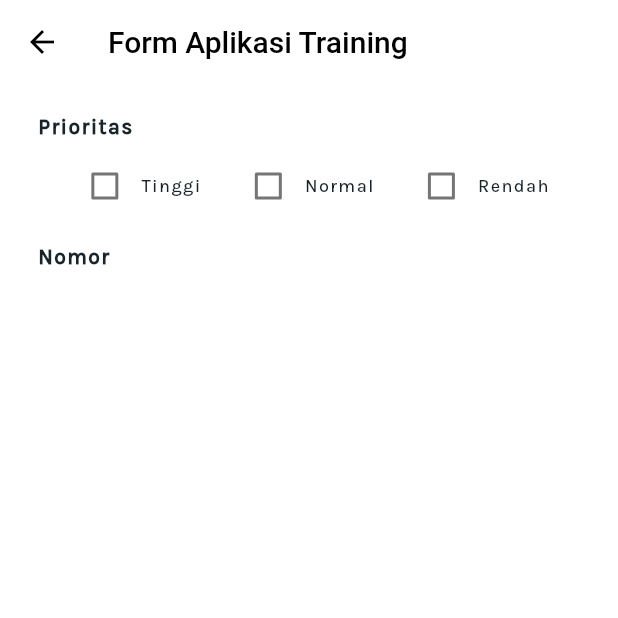
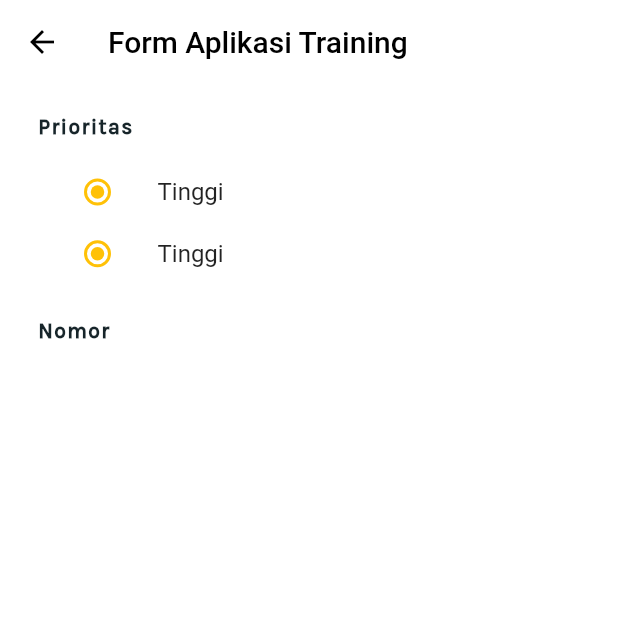
Before and after one commit to saniabdullah/ess_mobile, a Flutter app: the FormAplikasiTrainingScreen screen opened directly, on a phone screen of 412 x 824 dp, the top half of it. Run offline on Flutter 3.47's test engine with Material 2 defaults, Android fonts, the phone set to English and light mode, and no system bars; our stand-ins replace device_info_plus, easy_localization, get, shared_preferences; accounts and stored records are empty.

Commit message:
first commit

```diff
--- a/lib/screens/user/home/form_aplikasi_training_screen/form_aplikasi_training_screen.dart
+++ b/lib/screens/user/home/form_aplikasi_training_screen/form_aplikasi_training_screen.dart
@@ -12,14 +12,16 @@ class FormAplikasiTrainingScreen extends StatefulWidget {
       _FormAplikasiTrainingScreenState();
 }
 
+List<String> options = ['Tinggi', 'Normal', 'Rendah'];
+
 class _FormAplikasiTrainingScreenState
     extends State<FormAplikasiTrainingScreen> {
-  bool? isCheckedTinggi = false;
-  bool? isCheckedNormal = false;
-  bool? isCheckedRendah = false;
+  String currentOption = options[0];
 
   @override
   Widget build(BuildContext context) {
+    Size size = MediaQuery.of(context).size;
+
     return Scaffold(
       backgroundColor: Colors.white,
       appBar: AppBar(
@@ -57,73 +59,37 @@ class _FormAplikasiTrainingScreenState
             const SizedBox(
               height: sizedBoxHeightShort,
             ),
-            Row(
-              mainAxisAlignment: MainAxisAlignment.spaceEvenly,
-              children: [
-                Row(
-                  children: [
-                    Checkbox(
-                        value: isCheckedTinggi,
-                        onChanged: (newBoolTinggi) {
+            Container(
+              height: size.height * 0.05,
+              width: size.width,
+              decoration: BoxDecoration(
+                color: Colors.white,
+                borderRadius: BorderRadius.circular(5.0),
+              ),
+              child: ListTile(
+                title: const Text('Tinggi'),
+                leading: Radio(
+                  value: options[0],
+                  groupValue: currentOption,
+                  onChanged: (value) {
                     setState(() {
-                            isCheckedTinggi = newBoolTinggi;
+                      currentOption = value.toString();
                     });
-                        }),
-                    const Text(
-                      'Tinggi',
-                      textAlign: TextAlign.start,
-                      style: TextStyle(
-                          color: Color(primaryBlack),
-                          fontSize: textSmall,
-                          fontFamily: 'Poppins',
-                          letterSpacing: 0.9,
-                          fontWeight: FontWeight.w300),
+                  },
                 ),
-                  ],
               ),
-                Row(
-                  children: [
-                    Checkbox(
-                        value: isCheckedNormal,
-                        onChanged: (newBoolNormal) {
+            ),
+            ListTile(
+              title: const Text('Tinggi'),
+              leading: Radio(
+                value: options[0],
+                groupValue: currentOption,
+                onChanged: (value) {
                   setState(() {
-                            isCheckedNormal = newBoolNormal;
+                    currentOption = value.toString();
                   });
-                        }),
-                    const Text(
-                      'Normal',
-                      textAlign: TextAlign.start,
-                      style: TextStyle(
-                          color: Color(primaryBlack),
-                          fontSize: textSmall,
-                          fontFamily: 'Poppins',
-                          letterSpacing: 0.9,
-                          fontWeight: FontWeight.w300),
+                },
               ),
-                  ],
-                ),
-                Row(
-                  children: [
-                    Checkbox(
-                        value: isCheckedRendah,
-                        onChanged: (newBoolRendah) {
-                          setState(() {
-                            isCheckedRendah = newBoolRendah;
-                          });
-                        }),
-                    const Text(
-                      'Rendah',
-                      textAlign: TextAlign.start,
-                      style: TextStyle(
-                          color: Color(primaryBlack),
-                          fontSize: textSmall,
-                          fontFamily: 'Poppins',
-                          letterSpacing: 0.9,
-                          fontWeight: FontWeight.w300),
-                    ),
-                  ],
-                ),
-              ],
             ),
             const SizedBox(
               height: sizedBoxHeightTall,
```
Lines whose indentation alone changed are shown as unchanged.
